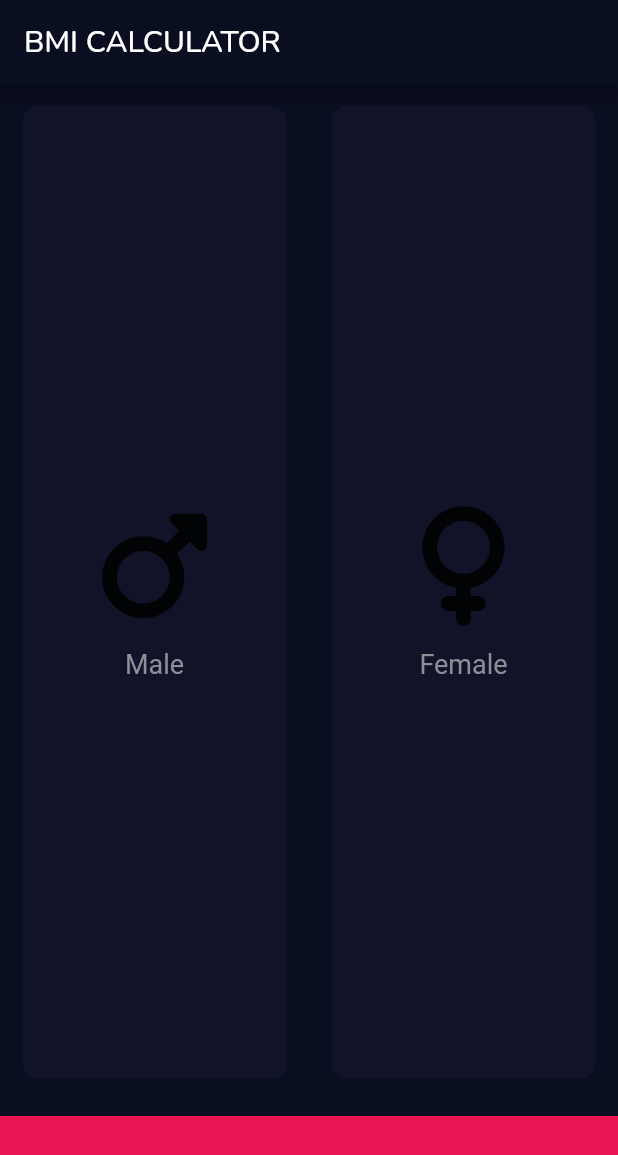
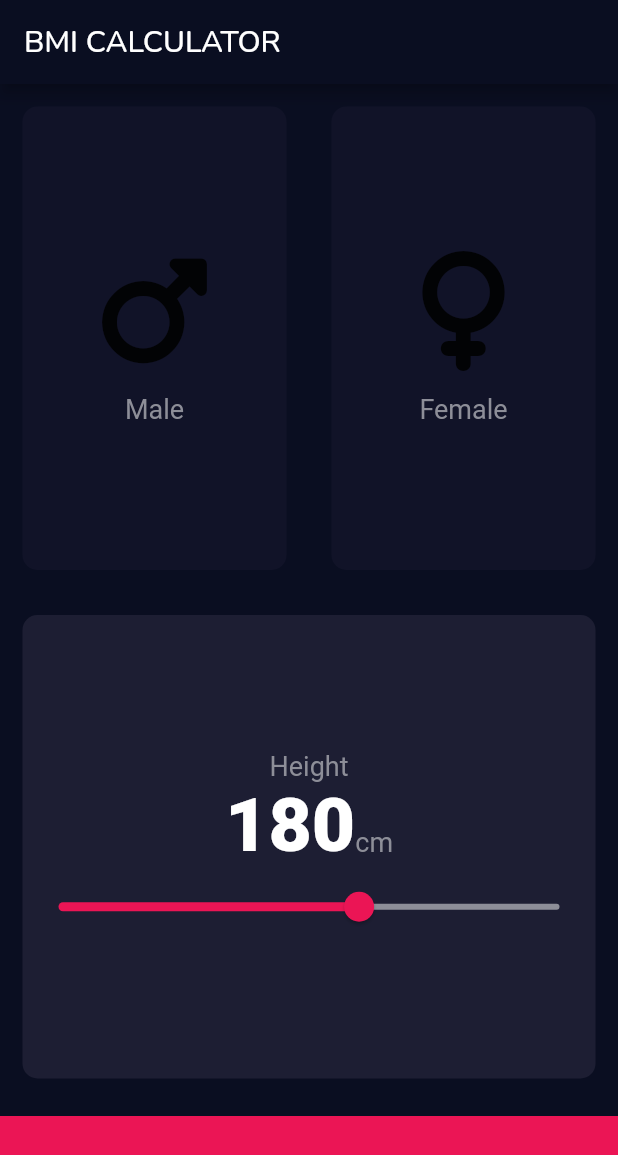
Before and after one commit to rhodinemma/hevy-flutter, a Flutter app: the screen it shows after launch, on a phone screen of 412 x 824 dp. Shown: the top 1155 px of the screen. Run offline on Flutter 3.47's test engine with Material 2 defaults, Android fonts, the phone set to English and light mode, and no system bars; our stand-ins replace font_awesome_flutter, google_fonts.

Commit message:
add flutter slider widget

```diff
--- /dev/null
+++ b/lib/constants.dart
@@ -0,0 +1,13 @@
+import 'package:flutter/material.dart';
+import 'package:google_fonts/google_fonts.dart';
+
+const kLabelTextStyle = TextStyle(fontSize: 18.0, color: Color(0xFF8D8E98));
+const kBottomContainerHeight = 80.0;
+const kActiveCardColor = Color(0xFF1D1E33);
+const kInactiveCardColor = Color(0xFF111328);
+const kBottomContainerColor = Color(0xFFEB1555);
+const kNumberTextStyle = TextStyle(
+  fontSize: 50,
+  fontWeight: FontWeight.w900,
+);
+var kMyFontStyle = GoogleFonts.nunito();
--- a/lib/icon_content.dart
+++ b/lib/icon_content.dart
@@ -1,12 +1,6 @@
 import 'package:flutter/material.dart';
-import 'package:google_fonts/google_fonts.dart';
 
-var myFontStyle = GoogleFonts.nunito();
-
-const labelTextStyle = TextStyle(
-    fontSize: 18.0,
-    color: Color(0xFF8D8E98)
-);
+import 'constants.dart';
 
 class IconContent extends StatelessWidget {
   final IconData icon;
@@ -23,7 +17,7 @@ class IconContent extends StatelessWidget {
       children: <Widget>[
         Icon(icon, size: 80.0,),
         const SizedBox(height: 15.0,),
-        Text(label, style: labelTextStyle,)
+        Text(label, style: kLabelTextStyle,)
       ],
     );
   }
--- a/lib/main.dart
+++ b/lib/main.dart
@@ -1,15 +1,9 @@
 import 'package:flutter/material.dart';
 import 'package:flutter101/reusable_card.dart';
-import 'package:google_fonts/google_fonts.dart';
 import 'package:font_awesome_flutter/font_awesome_flutter.dart';
 
+import 'constants.dart';
 import 'icon_content.dart';
-
-const bottomContainerHeight = 80.0;
-const activeCardColor = Color(0xFF1D1E33);
-const inactiveCardColor = Color(0xFF111328);
-const bottomContainerColor = Color(0xFFEB1555);
-var myFontStyle = GoogleFonts.nunito();
 
 enum Gender {
   male,
@@ -50,28 +44,30 @@ class HomePage extends StatefulWidget {
 
 class _HomePageState extends State<HomePage> {
   Gender? selectedGender;
+  int height = 180;
 
   @override
   Widget build(BuildContext context) {
     return Scaffold(
       appBar: AppBar(
-        title: Text('BMI CALCULATOR', style: myFontStyle),
+        title: Text('BMI CALCULATOR', style: kMyFontStyle),
       ),
       body: Column(
+        crossAxisAlignment: CrossAxisAlignment.stretch,
         children: <Widget>[
           Expanded(
               child: Row(
                 children: <Widget>[
                   Expanded(
                     child: ReusableCard(
-                  onPress: (){
+                      onPress: () {
                         setState(() {
                           selectedGender = Gender.male;
                         });
                       },
                       colour: selectedGender == Gender.male
-                      ? activeCardColor
-                      : inactiveCardColor,
+                          ? kActiveCardColor
+                          : kInactiveCardColor,
                       cardChild: const IconContent(
                         icon: FontAwesomeIcons.mars,
                         label: 'Male',
@@ -80,14 +76,14 @@ class _HomePageState extends State<HomePage> {
                   ),
                   Expanded(
                     child: ReusableCard(
-                  onPress: (){
+                      onPress: () {
                         setState(() {
                           selectedGender = Gender.female;
                         });
                       },
                       colour: selectedGender == Gender.female
-                      ? activeCardColor
-                      : inactiveCardColor,
+                          ? kActiveCardColor
+                          : kInactiveCardColor,
                       cardChild: const IconContent(
                         icon: FontAwesomeIcons.venus,
                         label: 'Female',
@@ -96,12 +92,41 @@ class _HomePageState extends State<HomePage> {
                   ),
                 ],
               )),
-          /*Expanded(
+          Expanded(
             child: ReusableCard(
-              colour: activeCardColor,
+              colour: kActiveCardColor,
+              cardChild: Column(
+                mainAxisAlignment: MainAxisAlignment.center,
+                children: <Widget>[
+                  const Text(
+                    'Height',
+                    style: kLabelTextStyle,
+                  ),
+                  Row(
+                    mainAxisAlignment: MainAxisAlignment.center,
+                    crossAxisAlignment: CrossAxisAlignment.baseline,
+                    textBaseline: TextBaseline.alphabetic,
+                    children: <Widget>[
+                      Text(height.toString(), style: kNumberTextStyle),
+                      const Text('cm', style: kLabelTextStyle,)
+                    ],
+                  ),
+                  Slider(value: height.toDouble(),
+                      min: 120.0,
+                      max: 220.0,
+                      activeColor: Color(0xFFEB1555),
+                      inactiveColor: Color(0xFF8D8E98),
+                      onChanged: (double newValue) {
+                        setState(() {
+                          height = newValue.round();
+                        });
+                      }),
+                ],
+              ),
+              onPress: () {},
             ),
           ),
-          Expanded(
+          /*Expanded(
             child: Row(
               children: const <Widget>[
                 Expanded(
@@ -118,10 +143,10 @@ class _HomePageState extends State<HomePage> {
             ),
           ),*/
           Container(
-            color: bottomContainerColor,
+            color: kBottomContainerColor,
             margin: const EdgeInsets.only(top: 10.0),
             width: double.infinity,
-            height: bottomContainerHeight,
+            height: kBottomContainerHeight,
           )
         ],
       ),
```
Lines whose indentation alone changed are shown as unchanged.
